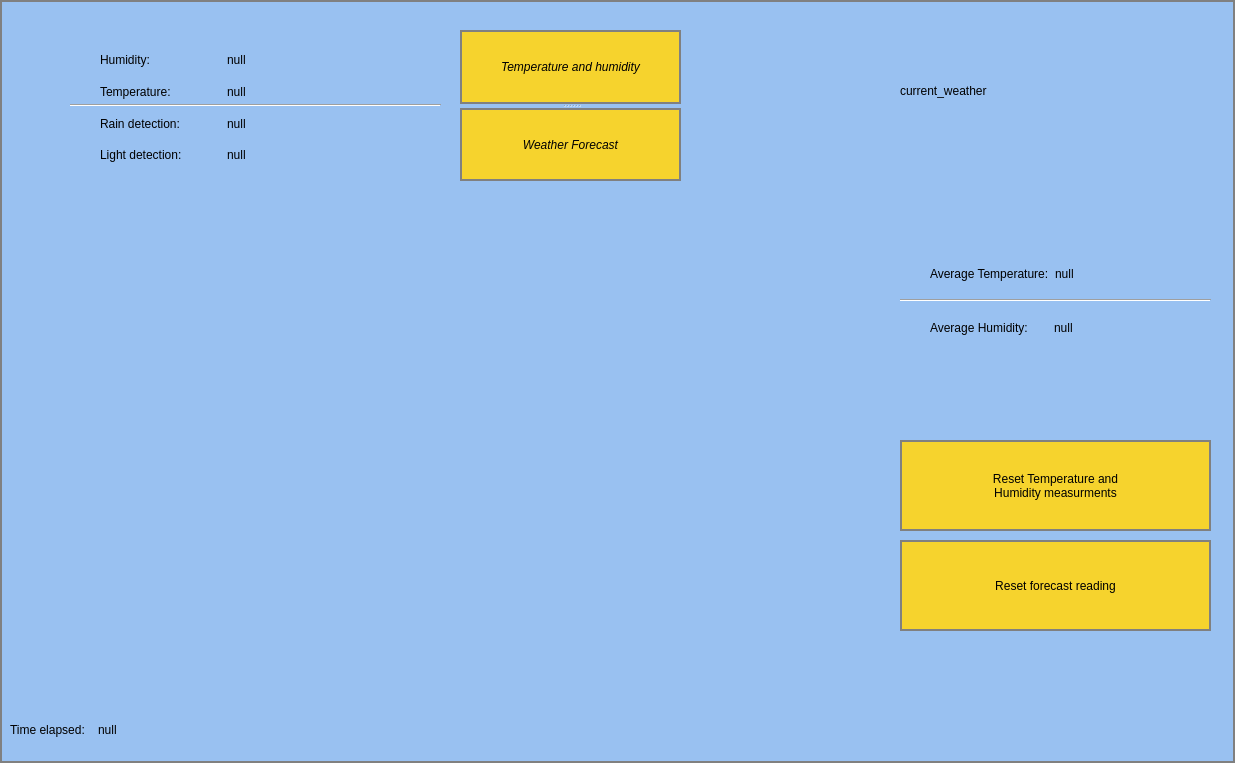
Qt form WeatherStation/WeatherStation/dialog.ui (petarstamenkovic/WeatherStation_RPi_Project) before a commit.
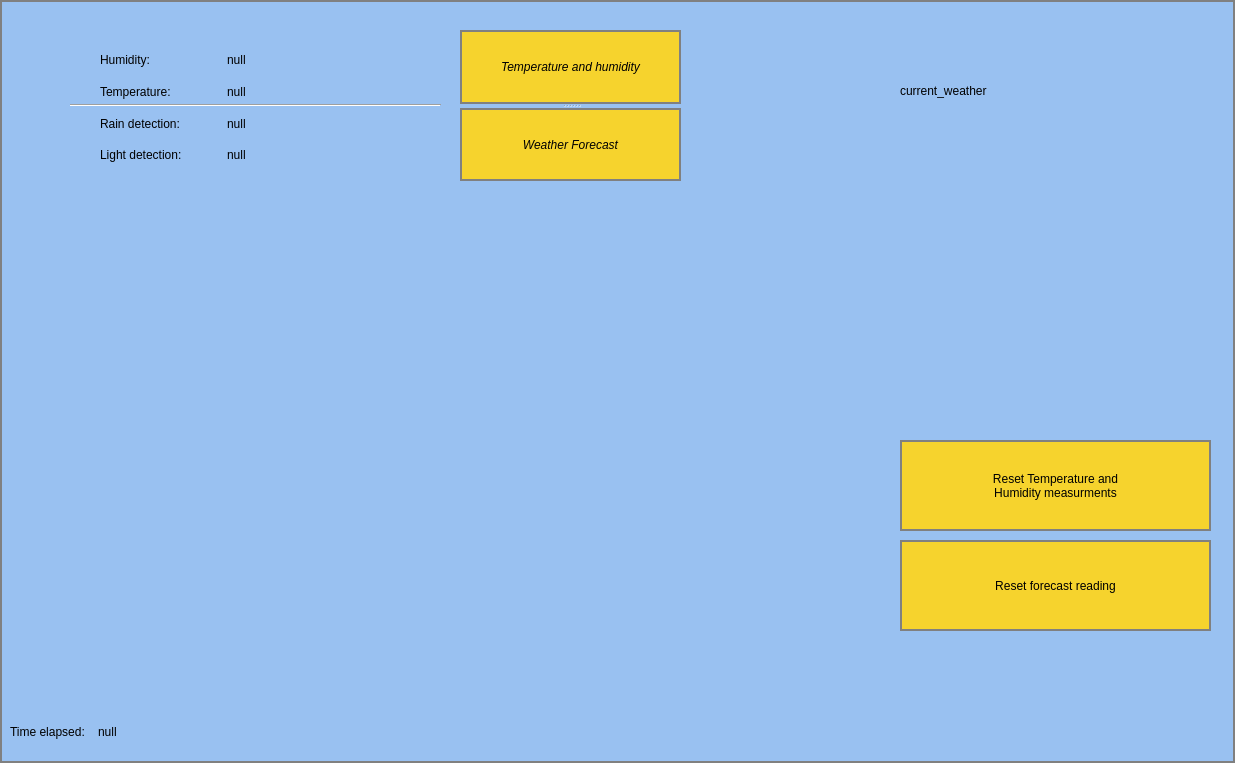
The same form after that commit.

What changed in the file:
```diff
--- a/WeatherStation/WeatherStation/dialog.ui
+++ b/WeatherStation/WeatherStation/dialog.ui
@@ -65,26 +65,6 @@
 Humidity measurments</string>
    </property>
   </widget>
-  <widget class="Line" name="line_3">
-   <property name="geometry">
-    <rect>
-     <x>900</x>
-     <y>210</y>
-     <width>311</width>
-     <height>181</height>
-    </rect>
-   </property>
-   <property name="styleSheet">
-    <string notr="true">Line
-{
-	border: 1px solid gray;
-	background : rgb(51, 209, 122);
-}</string>
-   </property>
-   <property name="orientation">
-    <enum>Qt::Horizontal</enum>
-   </property>
-  </widget>
   <widget class="Line" name="line_4">
    <property name="geometry">
     <rect>
@@ -158,7 +138,7 @@
      <x>10</x>
      <y>720</y>
      <width>169</width>
-     <height>19</height>
+     <height>24</height>
     </rect>
    </property>
    <layout class="QHBoxLayout" name="horizontalLayout">
@@ -183,7 +163,7 @@
     <rect>
      <x>100</x>
      <y>47</y>
-     <width>114</width>
+     <width>115</width>
      <height>121</height>
     </rect>
    </property>
@@ -258,54 +238,6 @@
     </item>
    </layout>
   </widget>
-  <widget class="QWidget" name="layoutWidget">
-   <property name="geometry">
-    <rect>
-     <x>930</x>
-     <y>250</y>
-     <width>241</width>
-     <height>101</height>
-    </rect>
-   </property>
-   <layout class="QVBoxLayout" name="verticalLayout_4">
-    <item>
-     <layout class="QHBoxLayout" name="horizontalLayout_2">
-      <item>
-       <widget class="QLabel" name="label_7">
-        <property name="text">
-         <string>Average Temperature:</string>
-        </property>
-       </widget>
-      </item>
-      <item>
-       <widget class="QLabel" name="average_temp_label">
-        <property name="text">
-         <string>null</string>
-        </property>
-       </widget>
-      </item>
-     </layout>
-    </item>
-    <item>
-     <layout class="QHBoxLayout" name="horizontalLayout_3">
-      <item>
-       <widget class="QLabel" name="label_8">
-        <property name="text">
-         <string>Average Humidity:</string>
-        </property>
-       </widget>
-      </item>
-      <item>
-       <widget class="QLabel" name="average_humidity_label">
-        <property name="text">
-         <string>null</string>
-        </property>
-       </widget>
-      </item>
-     </layout>
-    </item>
-   </layout>
-  </widget>
   <widget class="QPushButton" name="clear_forecast_button">
    <property name="geometry">
     <rect>
```
Left out of the diff: 2 changed lines with no effect on the pictures.
